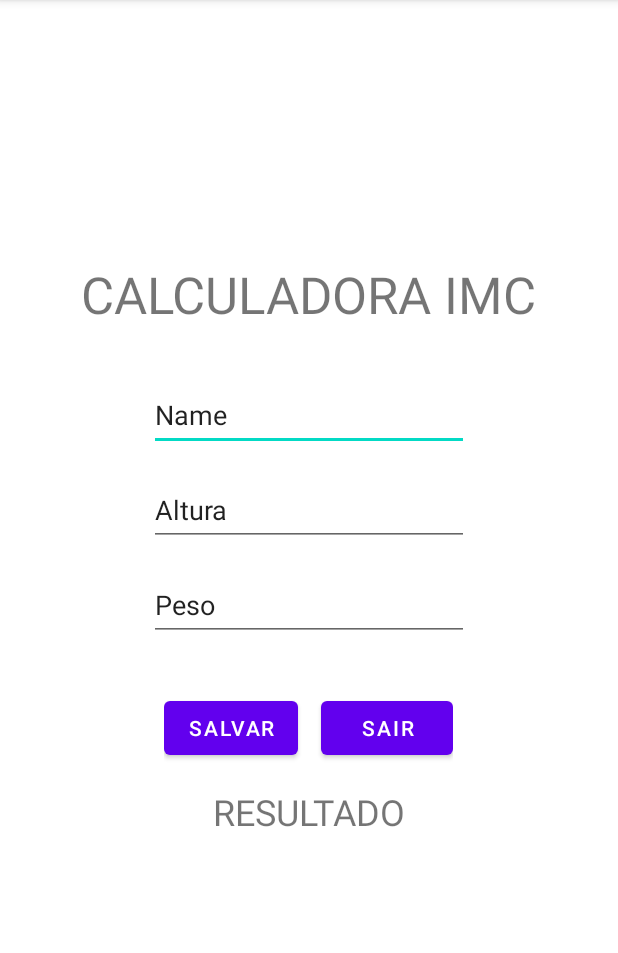
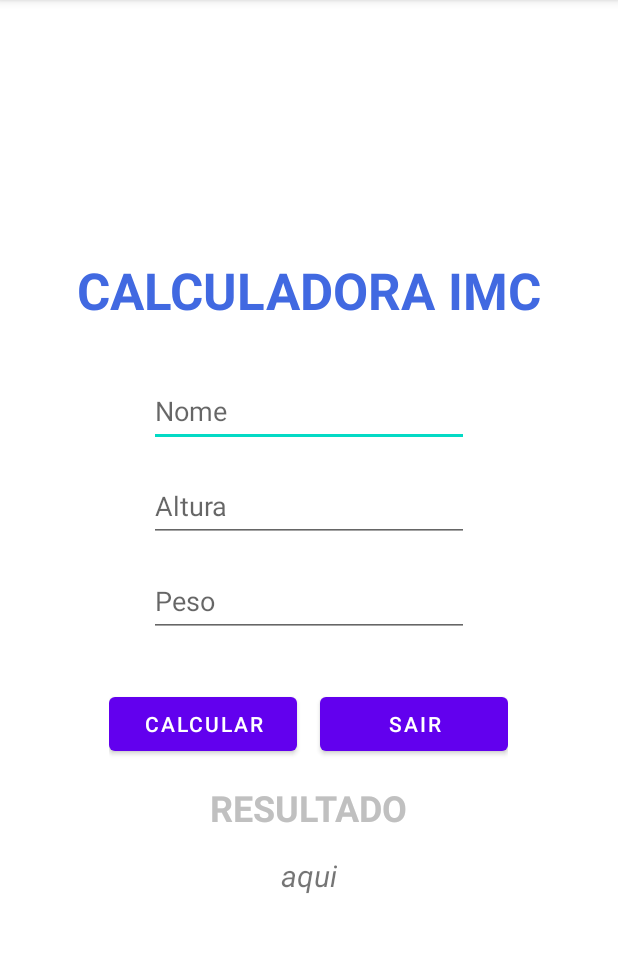
Before and after one commit to samueltank/imcKotlin, an Android app: the screen it shows after launch (MainActivity), on a phone screen of 412 x 824 dp, the part 84-1037 px from its top. Run offline under Robolectric (Android 15) with nearby library versions, the phone set to English and light mode, and no system bars.

Commit message:
att project

```diff
--- a/app/src/main/java/br/senai/imckotlin/MainActivity.kt
+++ b/app/src/main/java/br/senai/imckotlin/MainActivity.kt
@@ -2,12 +2,69 @@ package br.senai.imckotlin
 
 import androidx.appcompat.app.AppCompatActivity
 import android.os.Bundle
+import android.widget.Button
+import android.widget.EditText
+import android.widget.TextView
+import kotlin.math.pow
 
-class MainActivity : AppCompatActivity() {
-    override fun onCreate(savedInstanceState: Bundle?) {
+class MainActivity : AppCompatActivity()
+{
+    private lateinit var nameEditText: EditText;
+    private lateinit var alturaEditText: EditText;
+    private lateinit var pesoEditText: EditText;
+    private lateinit var areaOutputTextView: TextView;
+
+    override fun onCreate(savedInstanceState: Bundle?)
+    {
         super.onCreate(savedInstanceState)
         setContentView(R.layout.activity_main)
 
-        val
+        val btnCalcButton = findViewById<Button>(R.id.btnCalc);
+        val btnSairButton = findViewById<Button>(R.id.btnSair).setOnClickListener { finish() };
+
+        btnCalcButton.setOnClickListener {
+            nameEditText       = findViewById(R.id.textName);
+            alturaEditText     = findViewById(R.id.textAltura);
+            pesoEditText       = findViewById(R.id.textPeso);
+            areaOutputTextView = findViewById(R.id.areaOutput);
+
+            var altura: Double = convertToStringToInt(pesoEditText);
+            var peso: Double   = convertToStringToInt(alturaEditText);
+
+            var imc: Double         = calcImc(peso, altura);
+            var classImcTxt: String = classiImc(imc);
+
+            areaOutputTextView.text = classImcTxt;
+        }
+    }
+
+    private fun calcImc(peso: Double, altura: Double) : Double
+    {
+        return (peso / altura.pow(2));
+    }
+
+    private fun classiImc (imc: Double) : String
+    {
+        var text: String = "";
+        if(imc <= 18.5) {
+            text = "Você está abaixo do peso";
+        } else if(imc <= 25) {
+            text = "Seu peso está normal!";
+        } else if(imc <= 30) {
+            text = "Você sofre de sobrepeso";
+        } else if(imc <= 35) {
+            text = "Você sobre de obesidade tipo I";
+        } else if(imc <= 40) {
+            text = "Você sofre de obesidade tipo II";
+        } else {
+            text = "Você sofre de obesidade tipo III";
+        }
+        return text;
+    }
+
+    private fun convertToStringToInt(variable: EditText) : Double
+    {
+        val vari = variable.text.toString().toDouble();
+        return vari;
     }
 }
--- a/app/src/main/res/layout/activity_main.xml
+++ b/app/src/main/res/layout/activity_main.xml
@@ -16,6 +16,8 @@
         android:layout_height="wrap_content"
         android:text="CALCULADORA IMC"
         android:textSize="34sp"
+        android:textStyle="bold"
+        android:textColor="@color/royal_blue"
         android:autoSizeTextType="uniform"
         android:layout_marginBottom="34dp"
     />
@@ -23,7 +25,8 @@
         android:id="@+id/textName"
         android:layout_width="wrap_content"
         android:layout_height="wrap_content"
-        android:text="Name"
+        android:text=""
+        android:hint="Nome"
         android:inputType="text"
         android:minHeight="48dp"
         android:ems="10"
@@ -36,7 +39,8 @@
         android:ems="10"
         android:inputType="number"
         android:minHeight="48dp"
-        android:text="Altura"
+        android:text=""
+        android:hint="Altura"
         tools:ignore="SpeakableTextPresentCheck"
         android:layout_marginTop="15dp"
         android:layout_marginBottom="15dp"
@@ -49,7 +53,8 @@
         android:ems="10"
         android:inputType="number"
         android:minHeight="48dp"
-        android:text="Peso"
+        android:text=""
+        android:hint="Peso"
         tools:ignore="SpeakableTextPresentCheck"
         android:autoSizeTextType="uniform"
         android:layout_marginBottom="34dp"
@@ -61,16 +66,16 @@
         android:orientation="horizontal"
     >
         <Button
-            android:id="@+id/btnSalvar"
-            android:layout_width="wrap_content"
+            android:id="@+id/btnCalc"
+            android:layout_width="125dp"
             android:layout_height="wrap_content"
-            android:text="salvar"
+            android:text="Calcular"
             android:layout_marginRight="15dp"
         />
 
         <Button
             android:id="@+id/btnSair"
-            android:layout_width="wrap_content"
+            android:layout_width="125dp"
             android:layout_height="wrap_content"
             android:text="sair"
         />
@@ -81,14 +86,18 @@
         android:layout_height="wrap_content"
         android:text="RESULTADO"
         android:textSize="24sp"
+        android:textStyle="bold"
+        android:textColor="@color/silver"
         android:layout_marginTop="15dp"
         android:autoSizeTextType="uniform"
     />
     <TextView
+        android:id="@+id/areaOutput"
         android:layout_width="wrap_content"
         android:layout_height="wrap_content"
-        android:text=""
-        android:textSize="16sp"
+        android:text="aqui"
+        android:textStyle="italic"
+        android:textSize="20sp"
         android:layout_marginTop="15dp"
         android:autoSizeTextType="uniform"
     />
--- a/app/src/main/res/values/colors.xml
+++ b/app/src/main/res/values/colors.xml
@@ -7,4 +7,6 @@
     <color name="teal_700">#FF018786</color>
     <color name="black">#FF000000</color>
     <color name="white">#FFFFFFFF</color>
+    <color name="royal_blue">#4169E1</color>
+    <color name="silver">#C0C0C0</color>
 </resources>
```
